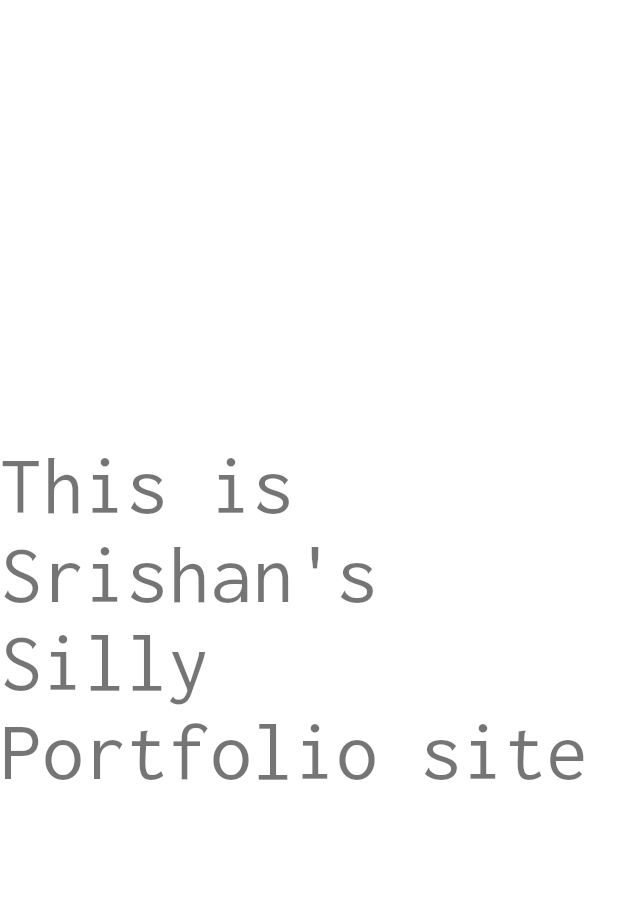
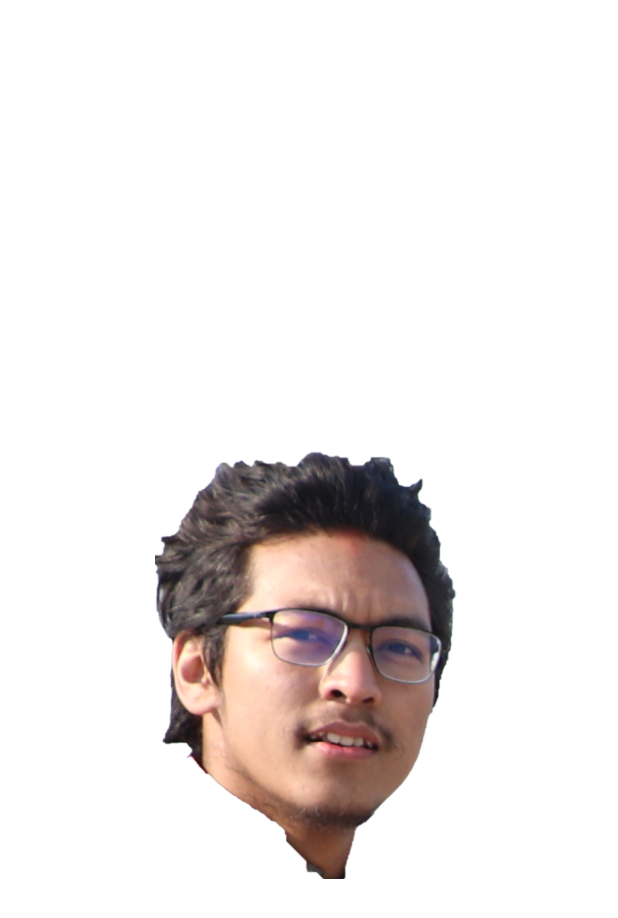
Before and after one commit to ShakyaCsun/silly_portfolio_flutter, a Flutter app: the screen it shows after launch, on a phone screen of 412 x 824 dp. Shown: the top 918 px of the screen. Run offline on Flutter 3.47's test engine with Material 2 defaults, Android fonts, the light colour scheme and no system bars; our stand-ins replace google_fonts.

Commit message:
Add silly face with custom curve animation

```diff
--- a/lib/home/home.dart
+++ b/lib/home/home.dart
@@ -1 +1,2 @@
 export 'view/home_page.dart';
+export 'view/widgets/widgets.dart';
--- a/lib/home/view/home_page.dart
+++ b/lib/home/view/home_page.dart
@@ -1,4 +1,5 @@
 import 'package:flutter/material.dart';
+import 'widgets/widgets.dart';
 
 class HomePage extends StatelessWidget {
   const HomePage({Key? key}) : super(key: key);
@@ -6,12 +7,7 @@ class HomePage extends StatelessWidget {
   @override
   Widget build(BuildContext context) {
     return Scaffold(
-      body: Center(
-        child: Text(
-          'This is Srishan\'s Silly Portfolio site',
-          style: Theme.of(context).textTheme.headline3,
-        ),
-      ),
+      body: SillyFace(),
     );
   }
 }
--- /dev/null
+++ b/lib/home/view/widgets/silly_face.dart
@@ -0,0 +1,38 @@
+import 'package:flutter/material.dart';
+import 'package:silly_portfolio/widgets/widgets.dart';
+
+class SillyFace extends StatelessWidget {
+  @override
+  Widget build(BuildContext context) {
+    return LayoutBuilder(builder: (context, constraints) {
+      final maxShortestSide = constraints.maxHeight > constraints.maxWidth
+          ? constraints.maxWidth
+          : constraints.maxHeight;
+      final imageWidth = maxShortestSide / 2;
+      return Column(
+        children: [
+          Expanded(
+            flex: 3,
+            child: Align(
+              alignment: Alignment.bottomCenter,
+              child: Image.asset(
+                'images/top.png',
+                width: imageWidth,
+              ),
+            ),
+          ),
+          Expanded(
+            flex: 2,
+            child: DraggableCard(
+              alignment: Alignment.topCenter,
+              child: Image.asset(
+                'images/bottom.png',
+                width: imageWidth,
+              ),
+            ),
+          ),
+        ],
+      );
+    });
+  }
+}
--- /dev/null
+++ b/lib/home/view/widgets/widgets.dart
@@ -0,0 +1 @@
+export 'silly_face.dart';
--- /dev/null
+++ b/lib/utils/custom_curve.dart
@@ -0,0 +1,27 @@
+import 'dart:math';
+
+import 'package:flutter/animation.dart';
+
+class CustomSpringCurve extends Curve {
+  const CustomSpringCurve({
+    this.a = 1,
+    this.w = 17,
+  });
+  final double a;
+  final double w;
+
+  @override
+  double transformInternal(double t) {
+    if (t == 1.0) {
+      return 1;
+    }
+    if (t == 0.0) {
+      return 0;
+    }
+    var returnValue = -(pow(e, -t / a) * cos(t * w)) + 1;
+    if (returnValue > 1.0) {
+      returnValue = 2 - returnValue;
+    }
+    return returnValue;
+  }
+}
--- /dev/null
+++ b/lib/widgets/draggable_card.dart
@@ -0,0 +1,104 @@
+import 'package:flutter/material.dart';
+import 'package:flutter/physics.dart';
+import 'package:silly_portfolio/utils/custom_curve.dart';
+
+/// A draggable card that moves back to [Alignment.center] when it's
+/// released.
+/// [Cookbook](https://flutter.dev/docs/cookbook/animation/physics-simulation)
+class DraggableCard extends StatefulWidget {
+  const DraggableCard({
+    Key? key,
+    required this.child,
+    this.alignment = Alignment.topCenter,
+  }) : super(key: key);
+  final Widget child;
+  final Alignment alignment;
+
+  @override
+  _DraggableCardState createState() => _DraggableCardState();
+}
+
+class _DraggableCardState extends State<DraggableCard>
+    with SingleTickerProviderStateMixin {
+  late AnimationController _controller;
+
+  /// The alignment of the card as it is dragged or being animated.
+  ///
+  /// While the card is being dragged, this value is set to the values computed
+  /// in the GestureDetector onPanUpdate callback. If the animation is running,
+  /// this value is set to the value of the [_animation].
+  late Alignment _dragAlignment;
+
+  Animation<Alignment>? _animation;
+
+  /// Calculates and runs a [SpringSimulation].
+  void _runAnimation(Alignment currentAlignment) {
+    _controller.reset();
+    _animation = _controller.drive(
+      AlignmentTween(
+        begin: currentAlignment,
+        end: widget.alignment,
+      ).chain(
+        CurveTween(curve: const CustomSpringCurve()),
+      ),
+    );
+
+    _controller.forward();
+  }
+
+  @override
+  void initState() {
+    super.initState();
+    _dragAlignment = widget.alignment;
+    _controller = AnimationController(
+      duration: const Duration(milliseconds: 2000),
+      vsync: this,
+    );
+
+    _controller.addListener(() {
+      final newAlignment = _animation?.value;
+      if (newAlignment != null) {
+        setState(() {
+          _dragAlignment = newAlignment;
+        });
+      }
+    });
+  }
+
+  @override
+  void dispose() {
+    _controller.dispose();
+    super.dispose();
+  }
+
+  @override
+  Widget build(BuildContext context) {
+    return LayoutBuilder(
+      builder: (context, constraints) {
+        return GestureDetector(
+          onPanDown: (_) {
+            _controller.stop();
+          },
+          onPanUpdate: (details) {
+            setState(() {
+              _dragAlignment += Alignment(
+                details.delta.dx / (constraints.maxWidth / 2),
+                details.delta.dy / (constraints.maxHeight / 2),
+              );
+              if (_dragAlignment.y < -1.0) {
+                _dragAlignment = Alignment(_dragAlignment.x, -1.0);
+              }
+            });
+          },
+          onPanEnd: (_) {
+            _runAnimation(_dragAlignment);
+          },
+          child: Align(
+            alignment: _dragAlignment,
+            child: widget.child,
+          ),
+        );
+      },
+    );
+  }
+}
--- /dev/null
+++ b/lib/widgets/widgets.dart
@@ -0,0 +1 @@
+export 'draggable_card.dart';
```
